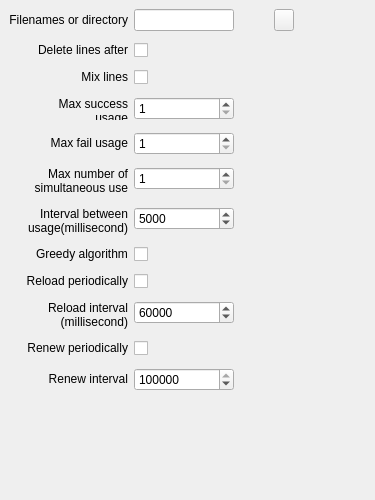
Above: Engine/chooserresourcewidget.ui from bablosoft/BAS before the change. Below: the same form after it.
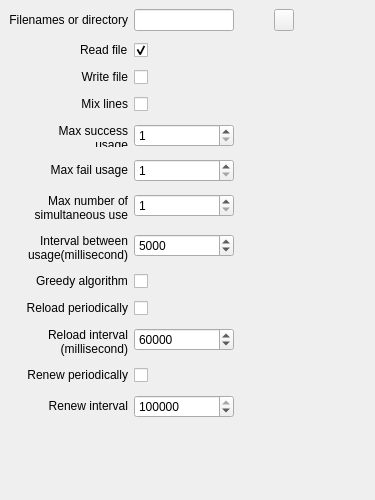
That is the form after the change. The open tabs and pages were chosen to show the change. Icons and pictures are not drawn.

Patch:
```diff
--- a/Engine/chooserresourcewidget.ui
+++ b/Engine/chooserresourcewidget.ui
@@ -483,13 +483,13 @@
            </item>
           </layout>
          </item>
-         <item row="1" column="0">
+         <item row="2" column="0">
           <widget class="QLabel" name="label">
            <property name="toolTip">
             <string>&lt;html&gt;&lt;head/&gt;&lt;body&gt;&lt;p&gt;If lines in file will be erased after max success usage or max fail usage.&lt;/p&gt;&lt;/body&gt;&lt;/html&gt;</string>
            </property>
            <property name="text">
-            <string>&lt;html&gt;&lt;head/&gt;&lt;body&gt;&lt;p&gt;&lt;img src=&quot;:/engine/images/info.png&quot;/&gt; Delete lines after use&lt;/p&gt;&lt;/body&gt;&lt;/html&gt;</string>
+            <string>&lt;html&gt;&lt;head/&gt;&lt;body&gt;&lt;p&gt;&lt;img src=&quot;:/engine/images/info.png&quot;/&gt; Write file&lt;/p&gt;&lt;/body&gt;&lt;/html&gt;</string>
            </property>
            <property name="alignment">
             <set>Qt::AlignRight|Qt::AlignTrailing|Qt::AlignVCenter</set>
@@ -499,14 +499,14 @@
            </property>
           </widget>
          </item>
-         <item row="1" column="1">
-          <widget class="QCheckBox" name="FileClean">
+         <item row="2" column="1">
+          <widget class="QCheckBox" name="FileWrite">
            <property name="text">
             <string/>
            </property>
           </widget>
          </item>
-         <item row="2" column="0">
+         <item row="3" column="0">
           <widget class="QLabel" name="label_3">
            <property name="toolTip">
             <string>&lt;html&gt;&lt;head/&gt;&lt;body&gt;&lt;p&gt;If lines will be mixed after load. This options selected will result data in random order.&lt;/p&gt;&lt;/body&gt;&lt;/html&gt;</string>
@@ -522,14 +522,14 @@
            </property>
           </widget>
          </item>
-         <item row="2" column="1">
+         <item row="3" column="1">
           <widget class="QCheckBox" name="FileMix">
            <property name="text">
             <string/>
            </property>
           </widget>
          </item>
-         <item row="3" column="0">
+         <item row="4" column="0">
           <widget class="QLabel" name="label_111">
            <property name="toolTip">
             <string>&lt;html&gt;&lt;head/&gt;&lt;body&gt;&lt;p&gt;Max success usage, after which line will be removed. Success definition depends on your script purpose.&lt;/p&gt;&lt;p&gt;For example, if you register accounts and define proxy, this integer will designate maximum registration from one proxy.&lt;/p&gt;&lt;/body&gt;&lt;/html&gt;</string>
@@ -545,7 +545,7 @@
            </property>
           </widget>
          </item>
-         <item row="4" column="0">
+         <item row="5" column="0">
           <widget class="QLabel" name="label_17">
            <property name="toolTip">
             <string>&lt;html&gt;&lt;head/&gt;&lt;body&gt;&lt;p&gt;Max fail usage, after which line will be removed. Fail is often page load timeout or wait timeout.&lt;/p&gt;&lt;p&gt;If you set this property low - resource will be banned quickly, otherwise engine will try a lot of time before give up with each file line.&lt;/p&gt;&lt;/body&gt;&lt;/html&gt;</string>
@@ -561,7 +561,7 @@
            </property>
           </widget>
          </item>
-         <item row="5" column="0">
+         <item row="6" column="0">
           <widget class="QLabel" name="label_18">
            <property name="toolTip">
             <string>&lt;html&gt;&lt;head/&gt;&lt;body&gt;&lt;p&gt;How many times one line could be used by different threads.&lt;/p&gt;&lt;p&gt;For example is you set it to 5 and the resource is proxy - one proxy could be used with up to 5 threads simultaneously.&lt;/p&gt;&lt;p&gt;If you set it too high - proxy could be banned by server.&lt;/p&gt;&lt;/body&gt;&lt;/html&gt;</string>
@@ -577,7 +577,7 @@
            </property>
           </widget>
          </item>
-         <item row="6" column="0">
+         <item row="7" column="0">
           <widget class="QLabel" name="label_19">
            <property name="toolTip">
             <string>&lt;html&gt;&lt;head/&gt;&lt;body&gt;&lt;p&gt;Interval between usage. How much time needed to wait to use line repeatedly.&lt;/p&gt;&lt;p&gt;For example, if you register accounts and define proxy this integer will designate maximum interval between usage of each proxy.&lt;/p&gt;&lt;/body&gt;&lt;/html&gt;</string>
@@ -593,7 +593,7 @@
            </property>
           </widget>
          </item>
-         <item row="3" column="1">
+         <item row="4" column="1">
           <widget class="QSpinBox" name="FileMaxSuccess">
            <property name="minimumSize">
             <size>
@@ -615,7 +615,7 @@
            </property>
           </widget>
          </item>
-         <item row="4" column="1">
+         <item row="5" column="1">
           <widget class="QSpinBox" name="FileMaxFail">
            <property name="minimumSize">
             <size>
@@ -637,7 +637,7 @@
            </property>
           </widget>
          </item>
-         <item row="5" column="1">
+         <item row="6" column="1">
           <widget class="QSpinBox" name="FileMaxSimultaneous">
            <property name="minimumSize">
             <size>
@@ -659,7 +659,7 @@
            </property>
           </widget>
          </item>
-         <item row="6" column="1">
+         <item row="7" column="1">
           <widget class="QSpinBox" name="FileInterval">
            <property name="minimumSize">
             <size>
@@ -684,7 +684,7 @@
            </property>
           </widget>
          </item>
-         <item row="8" column="0">
+         <item row="9" column="0">
           <widget class="QLabel" name="label_26">
            <property name="toolTip">
             <string>&lt;html&gt;&lt;head/&gt;&lt;body&gt;&lt;p&gt;If file needs to be reloaded periodically in certain periods of time.&lt;/p&gt;&lt;p&gt;For example, you can point external application to grab names and write result to file. Engine will reload this file and data with new names.&lt;/p&gt;&lt;p&gt;This is expensive option, use it only if you sure, that file content will change.&lt;/p&gt;&lt;/body&gt;&lt;/html&gt;</string>
@@ -700,7 +700,7 @@
            </property>
           </widget>
          </item>
-         <item row="8" column="1">
+         <item row="9" column="1">
           <widget class="QCheckBox" name="FileReload">
            <property name="text">
             <string/>
@@ -710,7 +710,7 @@
            </property>
           </widget>
          </item>
-         <item row="10" column="0">
+         <item row="11" column="0">
           <widget class="QLabel" name="label_27">
            <property name="toolTip">
             <string>&lt;html&gt;&lt;head/&gt;&lt;body&gt;&lt;p&gt;How often engine will reload file.&lt;/p&gt;&lt;/body&gt;&lt;/html&gt;</string>
@@ -726,7 +726,7 @@
            </property>
           </widget>
          </item>
-         <item row="10" column="1">
+         <item row="11" column="1">
           <widget class="QSpinBox" name="FileReloadInterval">
            <property name="minimumSize">
             <size>
@@ -754,7 +754,7 @@
            </property>
           </widget>
          </item>
-         <item row="12" column="0">
+         <item row="13" column="0">
           <widget class="QLabel" name="label_37">
            <property name="toolTip">
             <string>&lt;html&gt;&lt;head/&gt;&lt;body&gt;&lt;p&gt;If data needs to be renewed in certain periods of time.&lt;/p&gt;&lt;p&gt;In this case all information about usage of lines will be cleared periodically and data could be used again.&lt;/p&gt;&lt;/body&gt;&lt;/html&gt;</string>
@@ -770,7 +770,7 @@
            </property>
           </widget>
          </item>
-         <item row="13" column="0">
+         <item row="14" column="0">
           <widget class="QLabel" name="label_38">
            <property name="toolTip">
             <string>&lt;html&gt;&lt;head/&gt;&lt;body&gt;&lt;p&gt;How often engine will renew data.&lt;/p&gt;&lt;/body&gt;&lt;/html&gt;</string>
@@ -786,14 +786,14 @@
            </property>
           </widget>
          </item>
-         <item row="12" column="1">
+         <item row="13" column="1">
           <widget class="QCheckBox" name="FileRenew">
            <property name="text">
             <string/>
            </property>
           </widget>
          </item>
-         <item row="13" column="1">
+         <item row="14" column="1">
           <widget class="QSpinBox" name="FileRenewInterval">
            <property name="minimumSize">
             <size>
@@ -818,7 +818,7 @@
            </property>
           </widget>
          </item>
-         <item row="7" column="0">
+         <item row="8" column="0">
           <widget class="QLabel" name="label_7">
            <property name="toolTip">
             <string>&lt;html&gt;&lt;head/&gt;&lt;body&gt;&lt;p&gt;If this option is set, еngine will try to use same lines again and again. Otherwise, new line will be used on every resource request.&lt;/p&gt;&lt;/body&gt;&lt;/html&gt;</string>
@@ -828,13 +828,33 @@
            </property>
           </widget>
          </item>
-         <item row="7" column="1">
+         <item row="8" column="1">
           <widget class="QCheckBox" name="FileGreedy">
            <property name="text">
             <string/>
            </property>
           </widget>
          </item>
+         <item row="1" column="0">
+          <widget class="QLabel" name="label_50">
+           <property name="toolTip">
+            <string>&lt;html&gt;&lt;head/&gt;&lt;body&gt;&lt;p&gt;If engine will read from file.&lt;/p&gt;&lt;/body&gt;&lt;/html&gt;</string>
+           </property>
+           <property name="text">
+            <string>&lt;html&gt;&lt;head/&gt;&lt;body&gt;&lt;p&gt;&lt;img src=&quot;:/engine/images/info.png&quot;/&gt; Read file&lt;/p&gt;&lt;/body&gt;&lt;/html&gt;</string>
+           </property>
+          </widget>
+         </item>
+         <item row="1" column="1">
+          <widget class="QCheckBox" name="FileRead">
+           <property name="text">
+            <string/>
+           </property>
+           <property name="checked">
+            <bool>true</bool>
+           </property>
+          </widget>
+         </item>
         </layout>
        </item>
       </layout>
```
Left out of the diff: 4 changed lines with no effect on the pictures.
